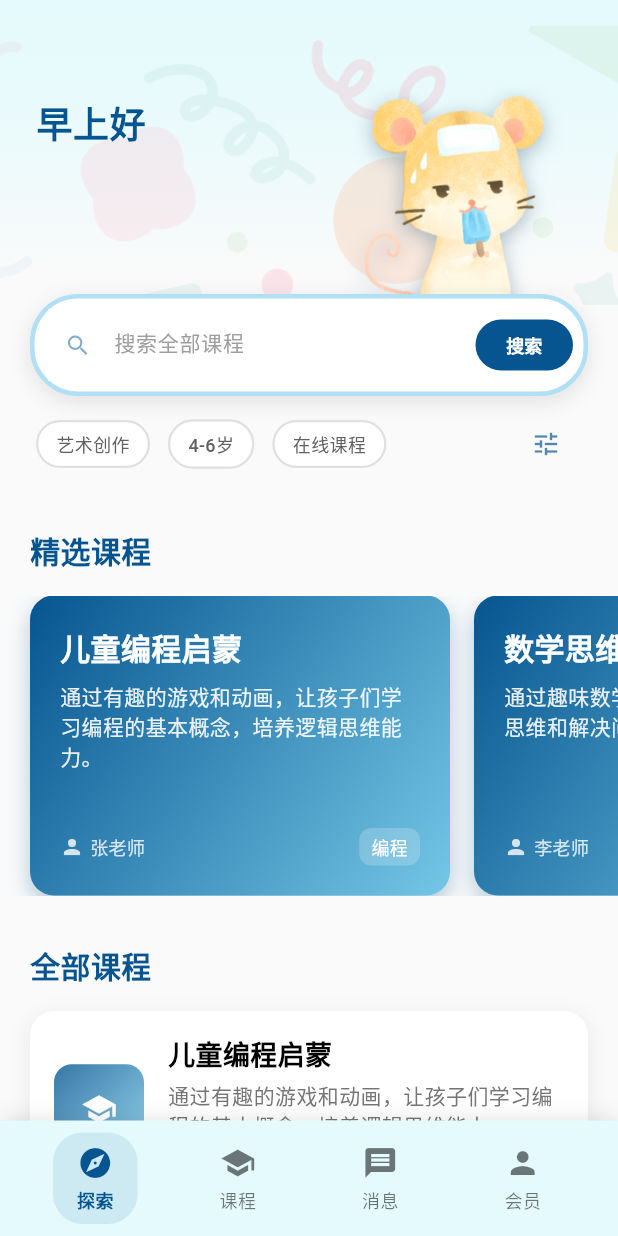
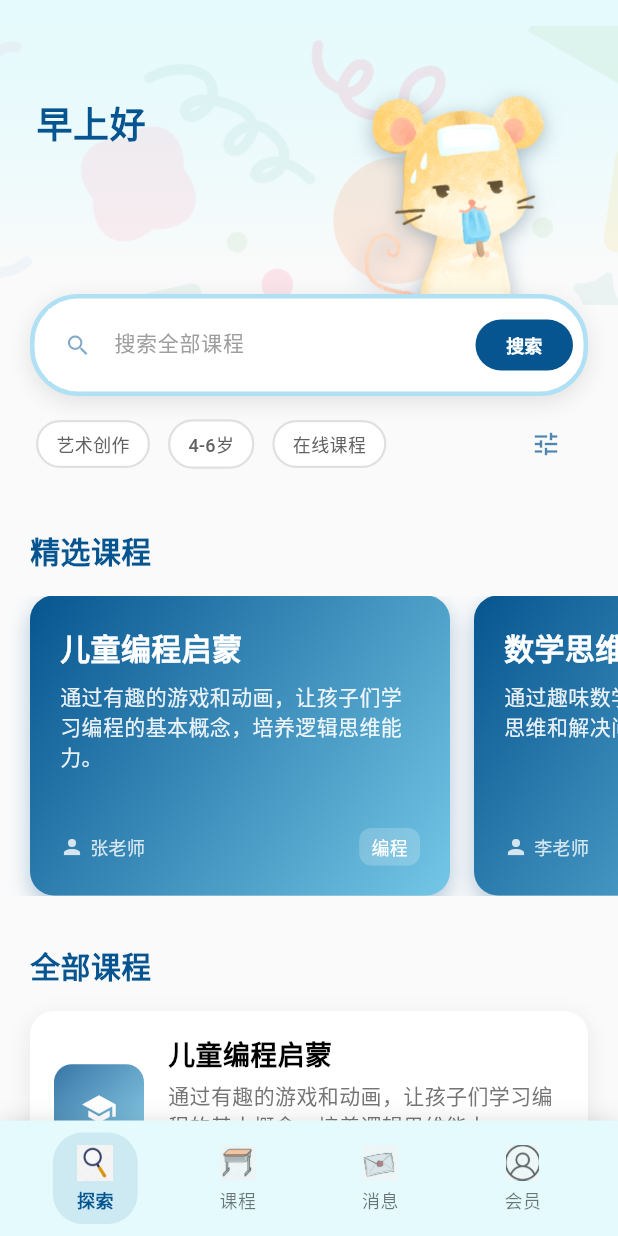
Before and after one commit to qsxcgy71/my_app, a Flutter app: the screen it shows once a user with an empty profile is signed in, on a phone screen of 412 x 824 dp. Run offline on Flutter 3.47's test engine with Material 3 defaults, Android fonts, the phone set to English and light mode, and no system bars; our stand-ins replace cached_network_image, cloud_firestore, country_code_picker, device_info_plus, firebase_auth, firebase_core and 10 more; missing offline and left inert: firebase_app_check, video_compress; accounts and stored records are empty; Roboto replaces fonts that are missing (GenSenRounded).

Commit message:
使用了pageview重写tabbar

```diff
--- a/lib/screens/main_screen.dart
+++ b/lib/screens/main_screen.dart
@@ -25,13 +25,22 @@ class MainScreen extends StatefulWidget {
 class _MainScreenState extends State<MainScreen> {
   late int _currentIndex;
   final MessageService _messageService = MessageService();
+  late final PageController _pageController;
+  late final List<Widget> _screens;
 
-  late final List<Widget> _screens;
+  // 定义 tabbar 图标映射
+  final Map<int, String> _tabIcons = {
+    0: 'assets/tabbar/explore.jpg',
+    1: 'assets/tabbar/course.jpg',
+    2: 'assets/tabbar/message.jpg',
+    3: 'assets/tabbar/profile.jpg',
+  };
 
   @override
   void initState() {
     super.initState();
     _currentIndex = widget.initialIndex;
+    _pageController = PageController(initialPage: _currentIndex);
     _screens = [
       const ExploreScreen(),
       const LessonsScreen(),
@@ -41,14 +50,35 @@ class _MainScreenState extends State<MainScreen> {
   }
 
   @override
+  void dispose() {
+    _pageController.dispose();
+    super.dispose();
+  }
+
+  void _onPageChanged(int index) {
+    setState(() {
+      _currentIndex = index;
+    });
+  }
+
+  void _onTabTapped(int index) {
+    _pageController.animateToPage(
+      index,
+      duration: const Duration(milliseconds: 300),
+      curve: Curves.easeInOut,
+    );
+  }
+
+  @override
   Widget build(BuildContext context) {
     final l10n = AppLocalizations.of(context)!;
     final user = FirebaseAuth.instance.currentUser;
     final theme = Theme.of(context);
 
     return Scaffold(
-      body: IndexedStack(
-        index: _currentIndex,
+      body: PageView(
+        controller: _pageController,
+        onPageChanged: _onPageChanged,
         children: _screens,
       ),
       bottomNavigationBar: Container(
@@ -69,22 +99,22 @@ class _MainScreenState extends State<MainScreen> {
               mainAxisAlignment: MainAxisAlignment.spaceAround,
               children: [
                 _buildNavItem(
-                  icon: Icons.explore,
+                  iconPath: _tabIcons[0]!,
                   label: l10n.explore,
                   index: 0,
                 ),
                 _buildNavItem(
-                  icon: Icons.school,
+                  iconPath: _tabIcons[1]!,
                   label: l10n.lessons,
                   index: 1,
                 ),
                 _buildNavItemWithBadge(
-                  icon: Icons.message,
+                  iconPath: _tabIcons[2]!,
                   label: l10n.messages,
                   index: 2,
                 ),
                 _buildNavItem(
-                  icon: Icons.person,
+                  iconPath: _tabIcons[3]!,
                   label: l10n.profile,
                   index: 3,
                 ),
@@ -97,7 +127,7 @@ class _MainScreenState extends State<MainScreen> {
   }
 
   Widget _buildNavItem({
-    required IconData icon,
+    required String iconPath,
     required String label,
     required int index,
   }) {
@@ -107,11 +137,7 @@ class _MainScreenState extends State<MainScreen> {
     final unselectedColor = theme.colorScheme.onSurface.withOpacity(0.6);
 
     return GestureDetector(
-      onTap: () {
-        setState(() {
-          _currentIndex = index;
-        });
-      },
+      onTap: () => _onTabTapped(index),
       child: Container(
         padding: const EdgeInsets.symmetric(horizontal: 16, vertical: 8),
         decoration: BoxDecoration(
@@ -121,10 +147,14 @@ class _MainScreenState extends State<MainScreen> {
         child: Column(
           mainAxisSize: MainAxisSize.min,
           children: [
-            Icon(
-              icon,
-              color: isSelected ? primaryColor : unselectedColor,
-              size: 24,
+            Container(
+              width: 24,
+              height: 24,
+              child: Image.asset(
+                iconPath,
+                fit: BoxFit.contain,
+                opacity: AlwaysStoppedAnimation(isSelected ? 1.0 : 0.6),
+              ),
             ),
             const SizedBox(height: 4),
             Text(
@@ -142,7 +172,7 @@ class _MainScreenState extends State<MainScreen> {
   }
 
   Widget _buildNavItemWithBadge({
-    required IconData icon,
+    required String iconPath,
     required String label,
     required int index,
   }) {
@@ -153,11 +183,7 @@ class _MainScreenState extends State<MainScreen> {
     final errorColor = theme.colorScheme.error;
 
     return GestureDetector(
-      onTap: () {
-        setState(() {
-          _currentIndex = index;
-        });
-      },
+      onTap: () => _onTabTapped(index),
       child: Container(
         padding: const EdgeInsets.symmetric(horizontal: 16, vertical: 8),
         decoration: BoxDecoration(
@@ -170,10 +196,14 @@ class _MainScreenState extends State<MainScreen> {
             Stack(
               clipBehavior: Clip.none,
               children: [
-                Icon(
-                  icon,
-                  color: isSelected ? primaryColor : unselectedColor,
-                  size: 24,
+                Container(
+                  width: 24,
+                  height: 24,
+                  child: Image.asset(
+                    iconPath,
+                    fit: BoxFit.contain,
+                    opacity: AlwaysStoppedAnimation(isSelected ? 1.0 : 0.6),
+                  ),
                 ),
                 StreamBuilder<int>(
                   stream: _messageService.getUnreadCount(),
--- a/pubspec.yaml
+++ b/pubspec.yaml
@@ -96,6 +96,10 @@ flutter:
   assets:
     - assets/app_icon/app_icon_1.png
     - assets/photos/default_avatar.png
+    - assets/tabbar/explore.jpg
+    - assets/tabbar/course.jpg
+    - assets/tabbar/message.jpg
+    - assets/tabbar/profile.jpg
     - assets/theme_icon/theme_reduce.png
     - assets/theme_icon/theme_tepid.png
     - assets/theme_icon/theme_defence.png
```
Also changed, not shown: assets/tabbar/course.jpg (added), assets/tabbar/explore.jpg (added), assets/tabbar/message.jpg (added), assets/tabbar/profile.jpg (added).
